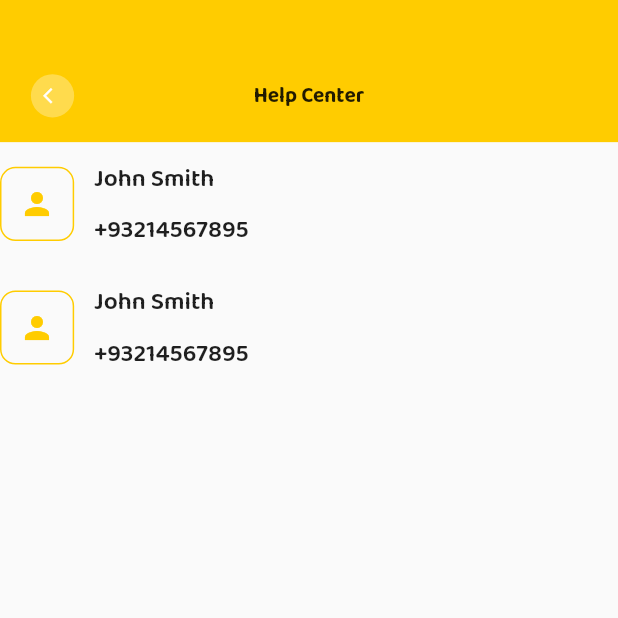
After one commit to naqeeb9a/M-Track, a Flutter app: the HelpCenterScreen screen opened directly, on a phone screen of 412 x 824 dp, the top half of it. The commit adds this screen. Run offline on Flutter 3.47's test engine with Material 2 defaults, Android fonts, the light colour scheme and no system bars; our stand-ins replace dropdown_button2, flutter_rating_bar, google_fonts, lottie; network calls fail.

Commit message:
khubaib - config ,rating, completed,new order

```diff
--- /dev/null
+++ b/lib/Khubaib/help_center.dart
@@ -0,0 +1,37 @@
+import 'package:courierapp/Khubaib/rating.dart';
+import 'package:courierapp/utils/config.dart';
+import 'package:flutter/material.dart';
+
+import '../Screens/new_orders.dart';
+import '../utils/dynamic_sizes.dart';
+
+class HelpCenterScreen extends StatefulWidget {
+  const HelpCenterScreen({Key? key}) : super(key: key);
+
+  @override
+  _HelpCenterScreenState createState() => _HelpCenterScreenState();
+}
+
+class _HelpCenterScreenState extends State<HelpCenterScreen> {
+  @override
+  Widget build(BuildContext context) {
+    return Scaffold(
+      body: Column(
+        children: [
+          topBar(context, "Help Center"),
+          ListView.builder(
+            padding: EdgeInsets.symmetric(
+              vertical: CustomSizes().dynamicHeight(context, 0),
+              // horizontal: CustomSizes().dynamicWidth(context, 0.05),
+            ),
+            itemCount: 2,
+            shrinkWrap: true,
+            itemBuilder: (BuildContext context, int index) {
+              return personCard(context,icon:true);
+            },
+          ),
+        ],
+      ),
+    );
+  }
+}
--- a/lib/Khubaib/rating.dart
+++ b/lib/Khubaib/rating.dart
@@ -26,36 +26,7 @@ class _RatingScreenState extends State<RatingScreen> {
                 horizontal: CustomSizes().dynamicWidth(context, 0.05)),
             child: Column(
               children: [
-                Row(
-                  children: [
-                    Container(
-                      width: CustomSizes().dynamicWidth(context, 0.2),
-                      height: CustomSizes().dynamicHeight(context, 0.1),
-                      decoration: BoxDecoration(
-                        borderRadius: BorderRadius.circular(
-                          CustomSizes().dynamicWidth(context, 0.025),
-                        ),
-                        color: CustomColors.customSkimColor,
-                        image: const DecorationImage(
-                            image: NetworkImage(
-                                "https://images.pexels.com/photos/2379004/pexels-photo-2379004.jpeg?auto=compress&cs=tinysrgb&dpr=1&w=500"),
-                            fit: BoxFit.fitWidth),
-                      ),
-                    ),
-                    Column(
-                      crossAxisAlignment: CrossAxisAlignment.start,
-                      children: [
-                        text(context, "    John Smith", 0.04,
-                            CustomColors.customBlack,
-                            bold: true),
-                        CustomSizes().heightBox(context, 0.02),
-                        text(context, "    +93214567895", 0.04,
-                            CustomColors.customBlack,
-                            bold: true)
-                      ],
-                    )
-                  ],
-                ),
+                personCard(context),
                 CustomSizes().heightBox(context, 0.015),
                 Divider(
                   thickness: CustomSizes().dynamicHeight(context, 0.001),
@@ -90,3 +61,53 @@ class _RatingScreenState extends State<RatingScreen> {
     );
   }
 }
+
+Widget personCard(context, {icon = false}) {
+  return Container(
+    width: CustomSizes().dynamicWidth(context, 0.2),
+    height: CustomSizes().dynamicHeight(context, 0.1),
+
+    child: Row(
+      children: [
+        icon == true
+            ? Container(
+                width: CustomSizes().dynamicWidth(context, 0.12),
+                height: CustomSizes().dynamicHeight(context, 0.06),
+
+                decoration: BoxDecoration(
+                  border: Border.all(color:CustomColors.customYellow),
+                   borderRadius: BorderRadius.circular(
+                    CustomSizes().dynamicWidth(context, 0.025),
+                  ),
+                ),
+                child:Icon(Icons.person,color: CustomColors.customYellow,)
+              )
+            : Container(
+                width: CustomSizes().dynamicWidth(context, 0.2),
+                height: CustomSizes().dynamicHeight(context, 0.1),
+                decoration: BoxDecoration(
+                  borderRadius: BorderRadius.circular(
+                    CustomSizes().dynamicWidth(context, 0.025),
+                  ),
+                  color: CustomColors.customSkimColor,
+                  image: const DecorationImage(
+                      image: NetworkImage(
+                          "https://images.pexels.com/photos/2379004/pexels-photo-2379004.jpeg?auto=compress&cs=tinysrgb&dpr=1&w=500"),
+                      fit: BoxFit.fitWidth),
+                ),
+              ),
+        Column(
+          crossAxisAlignment: CrossAxisAlignment.start,
+          mainAxisAlignment: MainAxisAlignment.center,
+          children: [
+            text(context, "    John Smith", 0.04, CustomColors.customBlack,
+                bold: true),
+            CustomSizes().heightBox(context, 0.02),
+            text(context, "    +93214567895", 0.04, CustomColors.customBlack,
+                bold: true)
+          ],
+        )
+      ],
+    ),
+  );
+}
--- a/lib/Screens/new_orders.dart
+++ b/lib/Screens/new_orders.dart
@@ -84,7 +84,7 @@ topBar(context, text) {
       mainAxisAlignment: MainAxisAlignment.spaceBetween,
       children: [
         InkWell(
-
+          onTap :() =>CustomRoutes().pop(context),
           child: CircleAvatar(
             radius: CustomSizes().dynamicWidth(context, 0.035),
             backgroundColor: Colors.white.withOpacity(0.3),
--- a/lib/utils/config.dart
+++ b/lib/utils/config.dart
@@ -7,6 +7,7 @@ class CustomColors {
   static const customGrey = Color(0xffb9c4cf);
   static const customBlack = Color(0xff1f1f1f);
   static const customLightBlack = Color(0xff404750);
+  static const customGreen = Color(0xff38df38);
   static const noColor = Colors.transparent;
 
   static const MaterialColor primaryColor = MaterialColor(
--- a/pubspec.yaml
+++ b/pubspec.yaml
@@ -38,6 +38,7 @@ dependencies:
   google_fonts: ^2.3.1
   lottie: ^1.2.2
   dropdown_button2: ^1.1.1
+  im_stepper: ^0.1.3
 
 
 dev_dependencies:
```
Also changed, not shown: lib/Khubaib/active_order.dart (+102 -1 lines), lib/Khubaib/completed.dart (+7 -2 lines), lib/Khubaib/sending.dart (+7 -5 lines), pubspec.lock.
